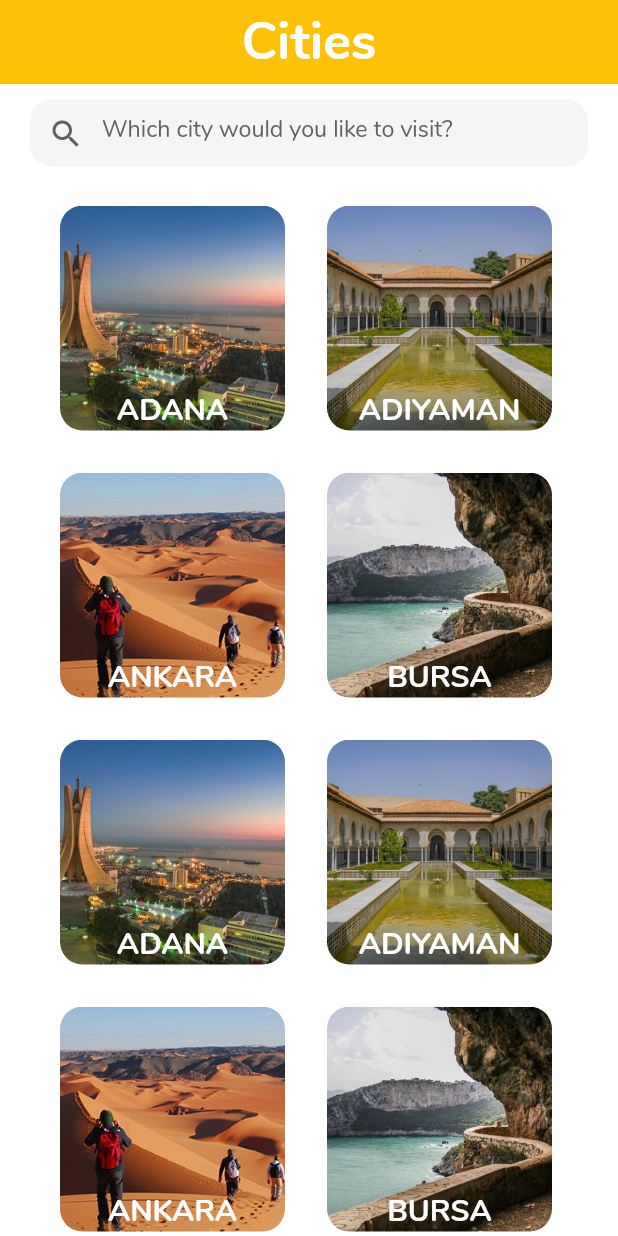
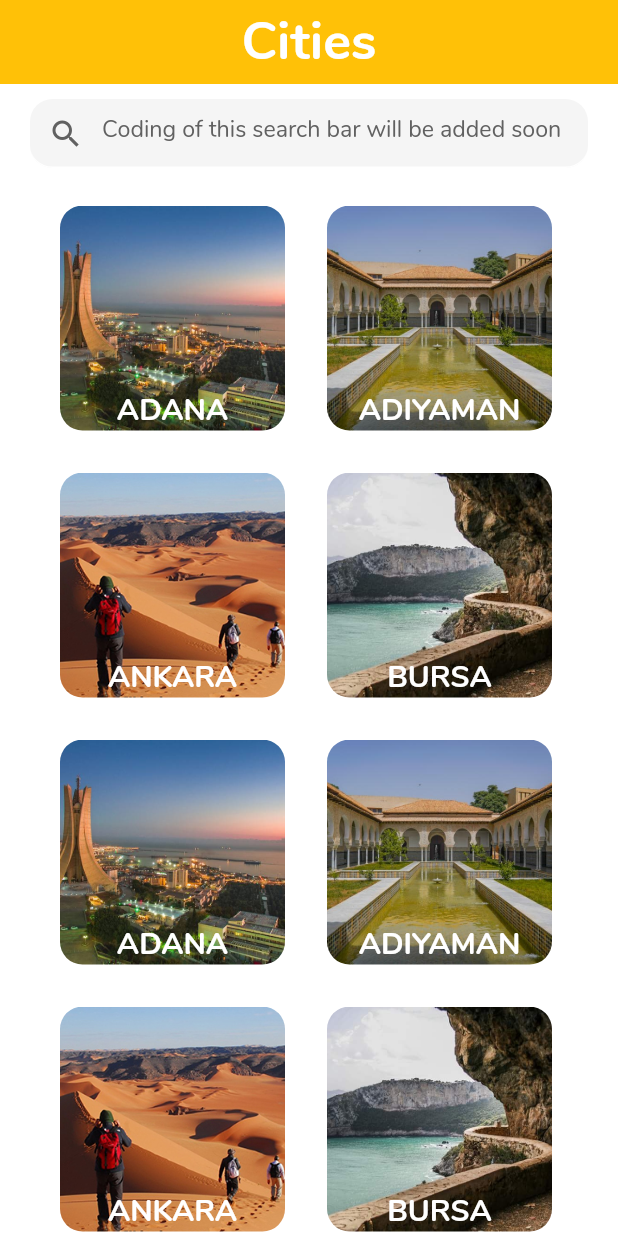
Before and after one commit to YusufEminDemirci/flutter-travel-app, a Flutter app: the Cities screen opened directly, on a phone screen of 412 x 824 dp. Run offline on Flutter 3.47's test engine with Material 2 defaults, Android fonts, the phone set to English and light mode, and no system bars; our stand-ins replace animated_text_kit, bottom_navy_bar, cloud_firestore, firebase_auth, firebase_core, font_awesome_flutter and 2 more; accounts and stored records are empty.

Commit message:
changed search bar text

```diff
--- a/lib/Prefabs/SearchBar.dart
+++ b/lib/Prefabs/SearchBar.dart
@@ -15,8 +15,8 @@ class SearchBar extends StatelessWidget {
           ),
           child: Align(
             alignment: Alignment.center,
-            child:
-                NameForm(Icons.search, "Which city would you like to visit?"),
+            child: NameForm(
+                Icons.search, "Coding of this search bar will be added soon"),
           ),
         ),
       ],
```
